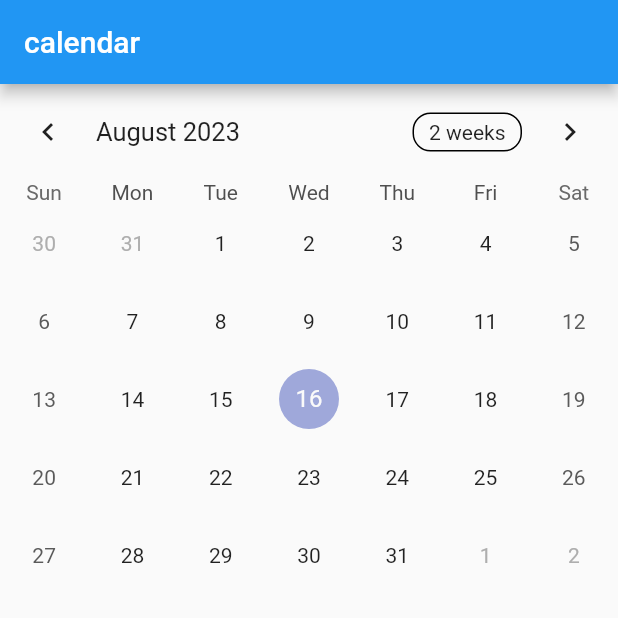
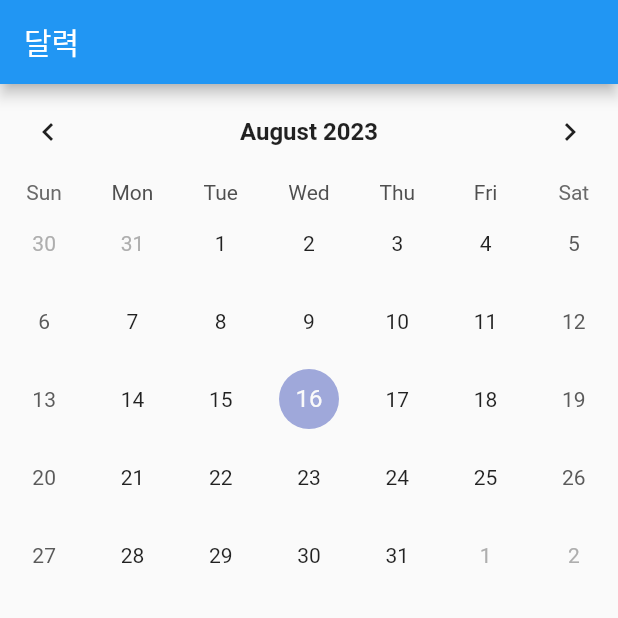
Before and after one commit to zbqlr456/daily_calendar, a Flutter app: the screen it shows after launch, on a phone screen of 412 x 824 dp, the top half of it. Run offline on Flutter 3.47's test engine with Material 2 defaults, Android fonts, the phone set to English and light mode, and no system bars; drawn by our look-alikes of table_calendar.

Commit message:
Calendar 상단 수정

```diff
--- a/client/lib/component/calendar.dart
+++ b/client/lib/component/calendar.dart
@@ -15,6 +15,14 @@ class _CalendarState extends State<Calendar> {
       focusedDay: DateTime.now(),
       firstDay: DateTime(1900),
       lastDay: DateTime(3000),
+      headerStyle: HeaderStyle(
+        formatButtonVisible: false,
+        titleCentered: true,
+        titleTextStyle: TextStyle(
+          fontWeight: FontWeight.w700,
+          fontSize: 16.0,
+        )
+      ),
     );
   }
 }
--- a/client/lib/screen/home_screen.dart
+++ b/client/lib/screen/home_screen.dart
@@ -13,7 +13,7 @@ class _HomeScreenState extends State<HomeScreen> {
   Widget build(BuildContext context) {
     return Scaffold(
       appBar: AppBar(
-        title: Text('calendar'),
+        title: Text('달력'),
       ),
       body: SafeArea(
         child: Column(
```
